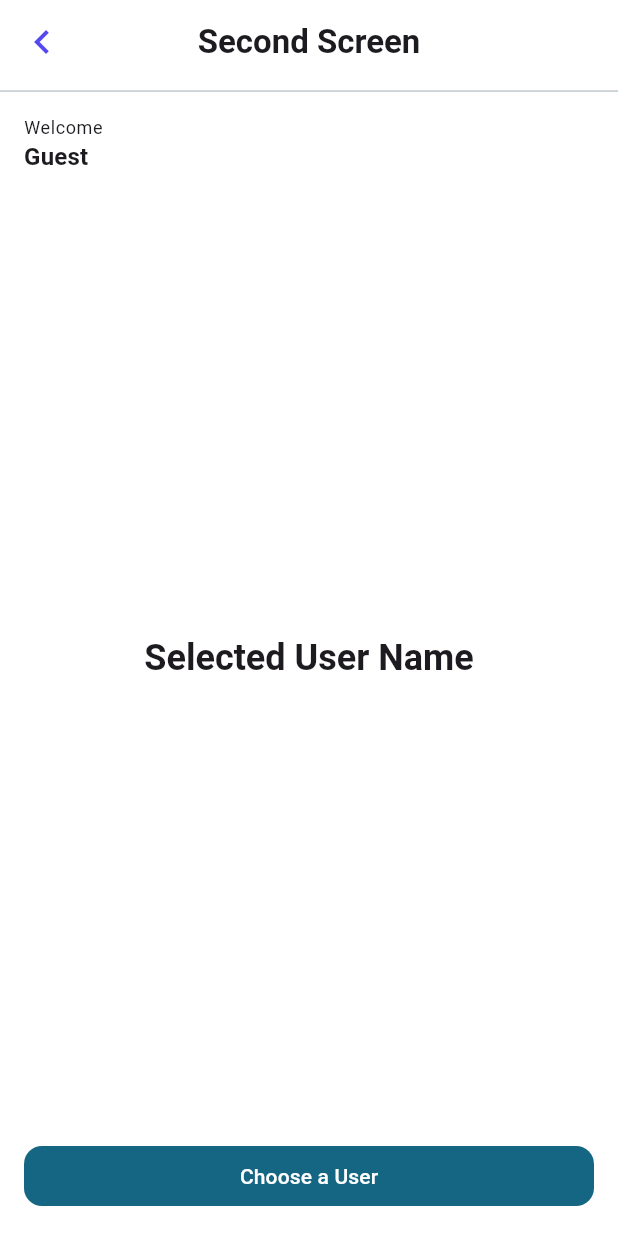
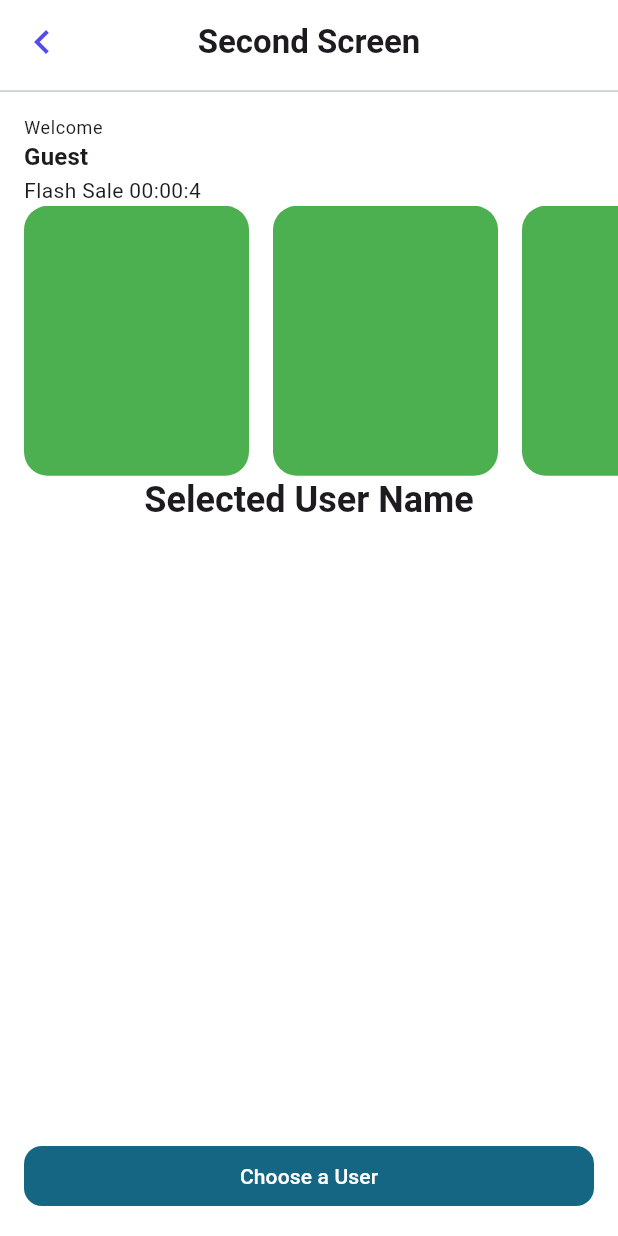
Before and after one commit to BlastTea/suitmedia_mobile_test_app, a Flutter app: the SecondPage screen opened directly, on a phone screen of 412 x 824 dp. Run offline on Flutter 3.47's test engine with Material 3 defaults, Android fonts, the phone set to English and light mode, and no system bars; our stand-ins replace cached_network_image, flutter_bloc, freezed_annotation; accounts and stored records are empty.

Commit message:
feat: add flash sale

```diff
--- a/lib/views/pages/second_page.dart
+++ b/lib/views/pages/second_page.dart
@@ -1,7 +1,30 @@
 part of 'pages.dart';
 
-class SecondPage extends StatelessWidget {
+class SecondPage extends StatefulWidget {
   const SecondPage({super.key});
+
+  @override
+  State<SecondPage> createState() => _SecondPageState();
+}
+
+class _SecondPageState extends State<SecondPage> {
+  int _currentSecond = 5;
+
+  @override
+  void initState() {
+    super.initState();
+    Timer.periodic(const Duration(seconds: 1), (timer) {
+      if (_currentSecond <= 0) {
+        timer.cancel();
+      }
+
+      if (_currentSecond > 0) {
+        _currentSecond--;
+      }
+
+      setState(() {});
+    });
+  }
 
   @override
   Widget build(BuildContext context) => Scaffold(
@@ -23,18 +46,51 @@ class SecondPage extends StatelessWidget {
             ),
           ),
         ),
-        body: Padding(
-          padding: const EdgeInsets.all(16.0),
-          child: Column(
-            mainAxisAlignment: MainAxisAlignment.spaceBetween,
+        body: Column(
           crossAxisAlignment: CrossAxisAlignment.stretch,
           children: [
-              Column(
+            Padding(
+              padding: const EdgeInsets.fromLTRB(16.0, 16.0, 16.0, 0.0),
+              child: Column(
                 crossAxisAlignment: CrossAxisAlignment.start,
                 children: [
                   Text('Welcome', style: Theme.of(context).textTheme.bodySmall),
                   Text(currentName ?? 'Guest', style: Theme.of(context).textTheme.titleMedium!.copyWith(fontWeight: FontWeight.w600)),
                 ],
+              ),
+            ),
+            if (_currentSecond > 0)
+              Padding(
+                padding: const EdgeInsets.only(left: 16.0),
+                child: SizedBox(
+                  height: 200.0,
+                  child: Column(
+                    crossAxisAlignment: CrossAxisAlignment.start,
+                    children: [
+                      Text('Flash Sale 00:00:$_currentSecond'),
+                      Expanded(
+                        child: ListView.builder(
+                          scrollDirection: Axis.horizontal,
+                          itemBuilder: (context, index) => Row(
+                            children: [
+                              Container(
+                                width: 150.0,
+                                height: 200.0,
+                                decoration: BoxDecoration(
+                                  color: Colors.green,
+                                  borderRadius: BorderRadius.all(
+                                    Radius.circular(16.0),
+                                  ),
+                                ),
+                              ),
+                              const SizedBox(width: 16.0),
+                            ],
+                          ),
+                        ),
+                      ),
+                    ],
+                  ),
+                ),
               ),
             Center(
               child: BlocBuilder<SecondBloc, SecondState>(
@@ -49,11 +105,13 @@ class SecondPage extends StatelessWidget {
                 },
               ),
             ),
-              FilledButton(
+          ],
+        ),
+        bottomNavigationBar: Padding(
+          padding: const EdgeInsets.all(16.0),
+          child: FilledButton(
             onPressed: () => navigatorKey.currentState?.push(MaterialPageRoute(builder: (context) => const ThirdPage())),
             child: const Text('Choose a User'),
-              ),
-            ],
           ),
         ),
       );
```
Lines whose indentation alone changed are shown as unchanged.
